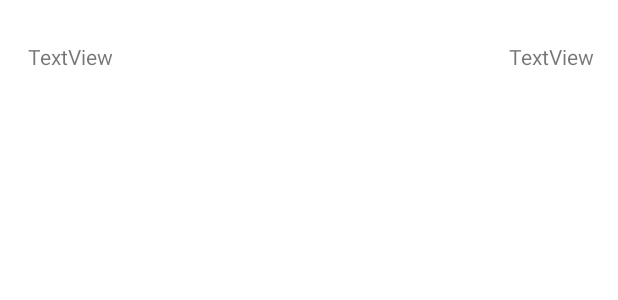
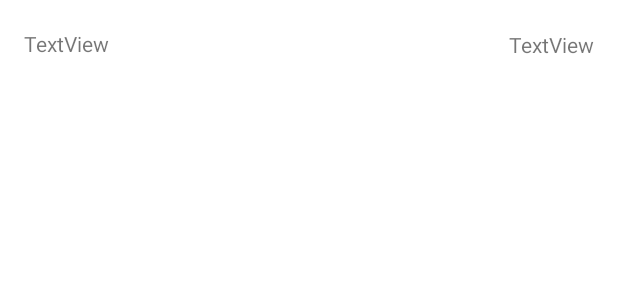
Before and after one commit to joseclaudenir22/TaskMe, an Android app: the layout task_row.xml on its own in the app's theme, with its tools: preview values and no code run, on a phone screen of 412 x 824 dp. Shown: the top 300 px of the screen. Run offline under Robolectric (Android 15) with nearby library versions, the phone set to English and light mode, and no system bars.

Commit message:
editando recycler view

```diff
--- a/app/src/main/java/com/example/noteapp/Task.java
+++ b/app/src/main/java/com/example/noteapp/Task.java
@@ -1,5 +1,7 @@
 package com.example.noteapp;
 
+
+import java.sql.Timestamp;
 
 public class Task {
 
@@ -7,10 +9,10 @@ public class Task {
     private String  userId;
     private String  time;
     private String  date;
+    private Timestamp datetime;
     private boolean completed;
 
-    public Task(String text, boolean b, String userId) {
-    }
+   public Task(){};
 
     public Task(String text, boolean completed, String userId, String time, String date) {
         this.text       = text;
--- a/app/src/main/res/layout/task_row.xml
+++ b/app/src/main/res/layout/task_row.xml
@@ -10,21 +10,25 @@
         android:id="@+id/dateTextView"
         android:layout_width="wrap_content"
         android:layout_height="wrap_content"
-        android:layout_marginTop="28dp"
         android:layout_marginEnd="16dp"
         android:layout_marginRight="16dp"
+        android:layout_marginTop="20dp"
         android:text="TextView"
+        app:layout_constraintBottom_toBottomOf="parent"
         app:layout_constraintEnd_toEndOf="parent"
+        app:layout_constraintHorizontal_bias="1.0"
+        app:layout_constraintStart_toEndOf="@+id/taskTextView"
         app:layout_constraintTop_toTopOf="parent" />
 
     <TextView
         android:id="@+id/taskTextView"
         android:layout_width="wrap_content"
         android:layout_height="wrap_content"
-        android:layout_marginTop="28dp"
-        android:layout_marginEnd="264dp"
-        android:layout_marginRight="264dp"
         android:text="TextView"
-        app:layout_constraintEnd_toStartOf="@+id/dateTextView"
-        app:layout_constraintTop_toTopOf="parent" />
+        app:layout_constraintBottom_toBottomOf="parent"
+        app:layout_constraintEnd_toEndOf="parent"
+        app:layout_constraintHorizontal_bias="0.045"
+        app:layout_constraintStart_toStartOf="parent"
+        app:layout_constraintTop_toTopOf="parent"
+        app:layout_constraintVertical_bias="0.959" />
 </androidx.constraintlayout.widget.ConstraintLayout>
```
Also changed, not shown: app/src/main/java/com/example/noteapp/MainActivity.java (+25 -3 lines), app/src/main/java/com/example/noteapp/TaskRecyclerAdapter.java (+7 -4 lines).
